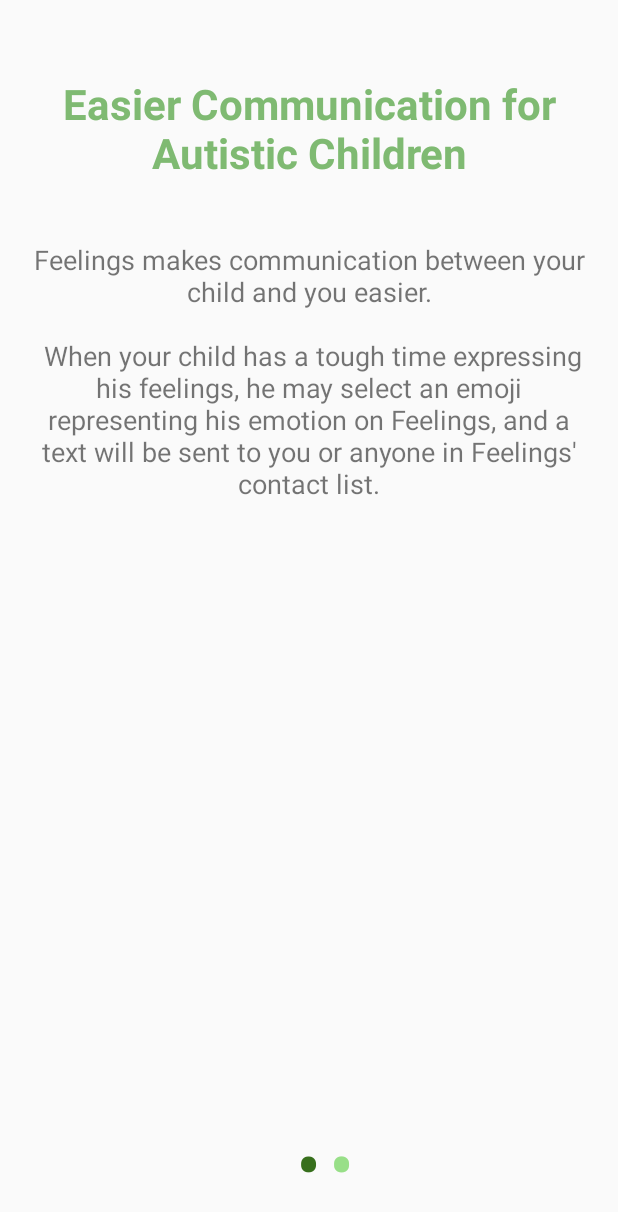
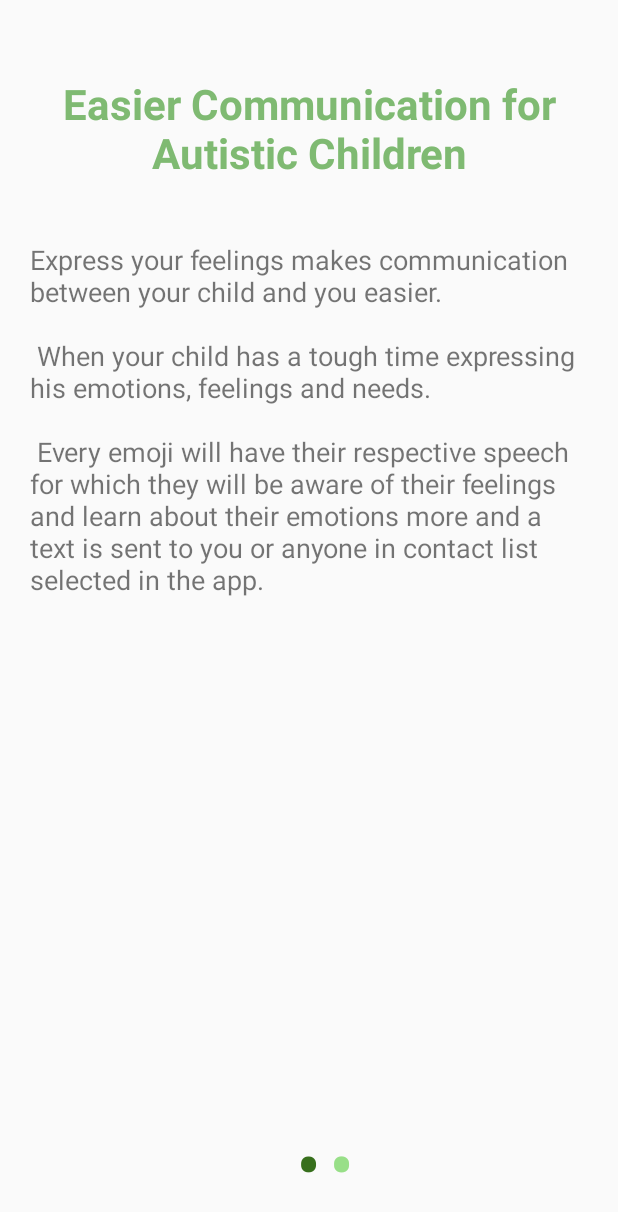
Before and after one commit to amrittb/autism-helper, an Android app: the screen it shows after launch (WelcomeScreenActivity), on a phone screen of 412 x 824 dp. Shown: the top 1212 px of the screen. Run offline under Robolectric (Android 15) with nearby library versions, the light colour scheme and no system bars.

Commit message:
Update help texts

```diff
--- a/app/src/main/res/layout/activity_welcome_screen.xml
+++ b/app/src/main/res/layout/activity_welcome_screen.xml
@@ -3,7 +3,7 @@
     xmlns:tools="http://schemas.android.com/tools"
     android:layout_width="match_parent"
     android:layout_height="match_parent"
-    tools:context="com.ashl7developer.autism.feelings.WelcomeScreenActivity">
+    tools:context="com.amrittb.autism.feelings.WelcomeScreenActivity">
 
     <android.support.v4.view.ViewPager
         android:layout_width="match_parent"
--- a/app/src/main/res/layout/fragment_contact_checklist.xml
+++ b/app/src/main/res/layout/fragment_contact_checklist.xml
@@ -2,7 +2,7 @@
     xmlns:tools="http://schemas.android.com/tools"
     android:layout_width="match_parent"
     android:layout_height="match_parent"
-    tools:context="com.ashl7developer.autism.feelings.ContactChecklistFragment"
+    tools:context="com.amrittb.autism.feelings.ContactChecklistFragment"
     android:padding="@dimen/activity_horizontal_margin">
 
     <ListView
--- a/app/src/main/res/layout/fragment_welcome_slide1.xml
+++ b/app/src/main/res/layout/fragment_welcome_slide1.xml
@@ -2,7 +2,7 @@
     xmlns:tools="http://schemas.android.com/tools"
     android:layout_width="match_parent"
     android:layout_height="match_parent"
-    tools:context="com.ashl7developer.autism.feelings.WelcomeSlide1Fragment">
+    tools:context="com.amrittb.autism.feelings.WelcomeSlide1Fragment">
 
     <!-- TODO: Update blank fragment layout -->
     <TextView
@@ -26,9 +26,10 @@
         android:layout_marginTop="40dp"
         android:textSize="18sp"
         android:layout_below="@+id/title"
-        android:gravity="center_horizontal"
+        android:gravity="left"
         android:layout_marginLeft="20dp"
-        android:layout_marginRight="20dp"/>
+        android:layout_marginRight="20dp"
+        tools:ignore="RtlCompat" />
 
     <TextView
         android:layout_width="wrap_content"
--- a/app/src/main/res/layout/fragment_welcome_slide2.xml
+++ b/app/src/main/res/layout/fragment_welcome_slide2.xml
@@ -2,7 +2,7 @@
     xmlns:tools="http://schemas.android.com/tools"
     android:layout_width="match_parent"
     android:layout_height="match_parent"
-    tools:context="com.ashl7developer.autism.feelings.WelcomeSlide2Fragment">
+    tools:context="com.amrittb.autism.feelings.WelcomeSlide2Fragment">
 
     <TextView
         android:layout_width="match_parent"
--- a/app/src/main/res/values/strings.xml
+++ b/app/src/main/res/values/strings.xml
@@ -23,7 +23,7 @@
     <string name="save_and_proceed_button">Save and Proceed</string>
     <string name="no_contact_selected_textview">No Contact is Selected</string>
     <string name="enter_password_textview">Enter Password</string>
-    <string name="create_password_textview">Create Password</string>
+    <string name="save_password_instructions">Use a password to block access to settings by other users.</string>
     <string name="setting_textview">Setting</string>
     <string name="back_home_button">Back to Home</string>
     <string name="edit_pin_button">Edit Password</string>
@@ -37,22 +37,21 @@
 
     <string name="slide1_title">Easier Communication for Autistic Children</string>
     <string name="slide1_desc">
-        Feelings makes communication between your child and you easier.\n\n
-        When your child has a tough time expressing his feelings,
-        he may select an emoji representing his emotion on Feelings,
-        and a text will be sent to you or anyone in Feelings\' contact list.
+        Express your feelings makes communication between your child and you easier.\n\n
+        When your child has a tough time expressing his emotions, feelings and needs.\n\n
+        Every emoji will have their respective speech for which they will be aware of their feelings and learn about their emotions more and a text is sent to you or anyone in contact list selected in the app.
     </string>
 
     <string name="slide2_title">How To Use</string>
     <string name="slide2_desc">
-        \tTo set up the app for your child, firstly choose a password for the app.
-         This is to prevent the child from accessing the Settings and manipulating the app\'s data.\n
-        \tSecondly, select the contacts you wish the texts to be sent to.
-        You may select up to 5 different contacts.\n
-        \tThen Feelings will be ready to be used by your child. You may change password or contacts in the Setting if you need to.\n
+        1. You have to choose a password at first which will prevent your child from accessing the setting which can manipulate app data.\n\n
+        2. After that select the contacts that you wish the text to be sent. You can set up to 5 different contacts.\n\n
+        3. Finally, Express your feelings app is ready to be used by your child. You can change Password or Contacts in the setting if you need.
     </string>
 
     <string name="start_up">Get Started</string>
     <string name="button_cancel">Cancel</string>
+    <string name="enter_password">Enter a password</string>
+    <string name="enter_password_settings">Enter your password to change your settings.</string>
 
 </resources>
```
Also changed, not shown: app/src/main/res/layout/activity_check_password.xml (+5 -4 lines), app/src/main/res/layout/activity_create_password.xml (+9 -5 lines), 1 other file.
